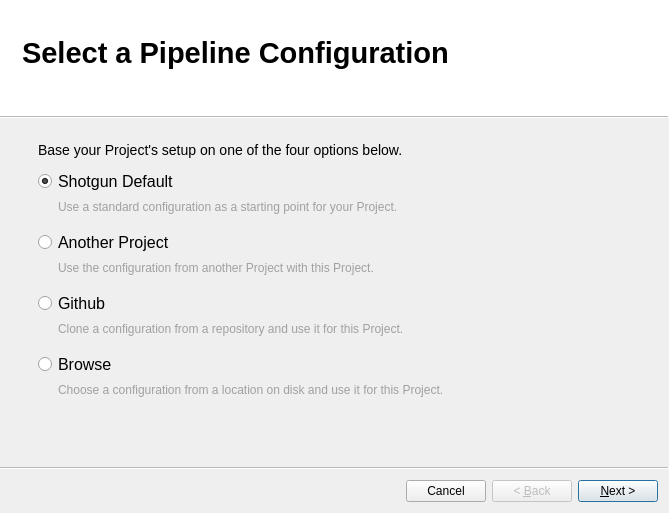
Old version of the form resources/setup_project.ui in the repository shotgunsoftware/tk-framework-adminui.
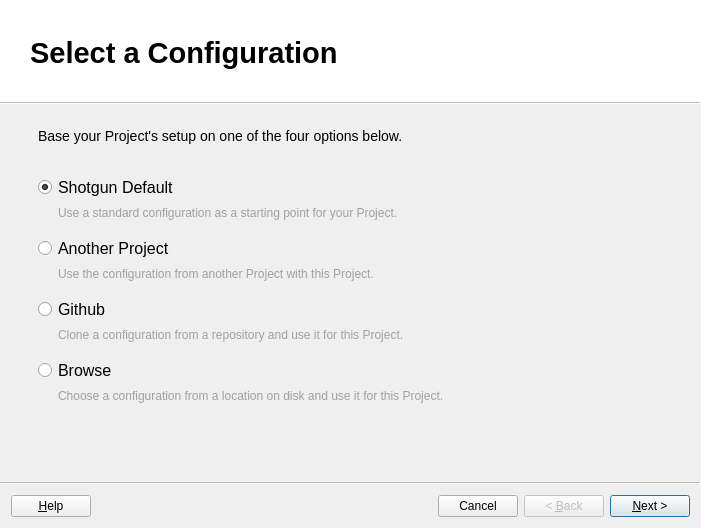
New version of the form. Icons and pictures are not drawn. Custom widgets are drawn as their Qt base class.

Commit message: Ticket #26020 - - Added help button to wizard - Create project directory when validating project name page - Proper umasks - Wait screen when downloading configs - Visual polish

Patch:
```diff
--- a/resources/setup_project.ui
+++ b/resources/setup_project.ui
@@ -6,8 +6,8 @@
    <rect>
     <x>0</x>
     <y>0</y>
-    <width>669</width>
-    <height>513</height>
+    <width>701</width>
+    <height>528</height>
    </rect>
   </property>
   <property name="windowTitle">
@@ -24,19 +24,22 @@
    <enum>QWizard::ModernStyle</enum>
   </property>
   <property name="options">
-   <set>QWizard::CancelButtonOnLeft|QWizard::NoBackButtonOnLastPage</set>
+   <set>QWizard::CancelButtonOnLeft|QWizard::HaveHelpButton|QWizard::NoBackButtonOnLastPage</set>
   </property>
   <property name="titleFormat">
    <enum>Qt::RichText</enum>
   </property>
+  <property name="subTitleFormat">
+   <enum>Qt::RichText</enum>
+  </property>
   <widget class="SetupTypePage" name="setup_type_page">
    <property name="title">
-    <string>&lt;p&gt;&lt;/p&gt;&lt;font size=18&gt;Select a Pipeline Configuration&lt;/font&gt;&lt;p&gt;&lt;/p&gt;</string>
+    <string>&lt;p&gt;&lt;/p&gt;&lt;font size=18&gt;&amp;nbsp;Select a Configuration&lt;/font&gt;&lt;p&gt;&lt;/p&gt;</string>
    </property>
    <property name="subTitle">
-    <string> </string>
+    <string>&amp;nbsp;</string>
    </property>
-   <layout class="QVBoxLayout" name="verticalLayout" stretch="0,0,0,0,0,0,0,0,0,0,0,0,1">
+   <layout class="QVBoxLayout" name="verticalLayout" stretch="0,0,0,0,0,0,0,0,0,0,0,0,0,1">
     <property name="leftMargin">
      <number>25</number>
     </property>
@@ -62,13 +65,24 @@
       </property>
      </widget>
     </item>
+    <item>
+     <spacer name="verticalSpacer_2">
+      <property name="orientation">
+       <enum>Qt::Vertical</enum>
+      </property>
+      <property name="sizeType">
+       <enum>QSizePolicy::Fixed</enum>
+      </property>
+      <property name="sizeHint" stdset="0">
+       <size>
+        <width>20</width>
+        <height>20</height>
+       </size>
+      </property>
+     </spacer>
+    </item>
     <item>
      <widget class="QRadioButton" name="select_standard">
-      <property name="font">
-       <font>
-        <pointsize>-1</pointsize>
-       </font>
-      </property>
       <property name="focusPolicy">
        <enum>Qt::NoFocus</enum>
       </property>
@@ -89,11 +103,8 @@
     <item>
      <widget class="QLabel" name="label_standard">
       <property name="styleSheet">
-       <string notr="true">
-QLabel {
-	font-size: 12px;
-	color: rgb(160, 160, 160);
-}</string>
+       <string notr="true">font-size: 12px;
+color: rgb(160, 160, 160);</string>
       </property>
       <property name="text">
        <string>Use a standard configuration as a starting point for your Project.</string>
@@ -124,11 +135,6 @@
     </item>
     <item>
      <widget class="QRadioButton" name="select_project">
-      <property name="font">
-       <font>
-        <pointsize>-1</pointsize>
-       </font>
-      </property>
       <property name="focusPolicy">
        <enum>Qt::NoFocus</enum>
       </property>
@@ -146,11 +152,8 @@
     <item>
      <widget class="QLabel" name="label_project">
       <property name="styleSheet">
-       <string notr="true">
-QLabel {
-	font-size: 12px;
-	color: rgb(160, 160, 160);
-}</string>
+       <string notr="true">font-size: 12px;
+color: rgb(160, 160, 160);</string>
       </property>
       <property name="text">
        <string>Use the configuration from another Project with this Project.</string>
@@ -181,11 +184,6 @@
     </item>
     <item>
      <widget class="QRadioButton" name="select_github">
-      <property name="font">
-       <font>
-        <pointsize>-1</pointsize>
-       </font>
-      </property>
       <property name="focusPolicy">
        <enum>Qt::NoFocus</enum>
       </property>
@@ -203,11 +201,8 @@
     <item>
      <widget class="QLabel" name="label_github">
       <property name="styleSheet">
-       <string notr="true">
-QLabel {
-	font-size: 12px;
-	color: rgb(160, 160, 160);
-}</string>
+       <string notr="true">font-size: 12px;
+color: rgb(160, 160, 160);</string>
       </property>
       <property name="text">
        <string>Clone a configuration from a repository and use it for this Project.</string>
@@ -238,11 +233,6 @@
     </item>
     <item>
      <widget class="QRadioButton" name="select_disk">
-      <property name="font">
-       <font>
-        <pointsize>-1</pointsize>
-       </font>
-      </property>
       <property name="focusPolicy">
        <enum>Qt::NoFocus</enum>
       </property>
@@ -260,11 +250,8 @@
     <item>
      <widget class="QLabel" name="label_disk">
       <property name="styleSheet">
-       <string notr="true">
-QLabel {
-	font-size: 12px;
-	color: rgb(160, 160, 160);
-}</string>
+       <string notr="true">font-size: 12px;
+color: rgb(160, 160, 160);</string>
       </property>
       <property name="text">
        <string>Choose a configuration from a location on disk and use it for this Project.</string>
```
Left out of the diff: 825 changed lines with no effect on the pictures. The commit also changes 18 other files.
